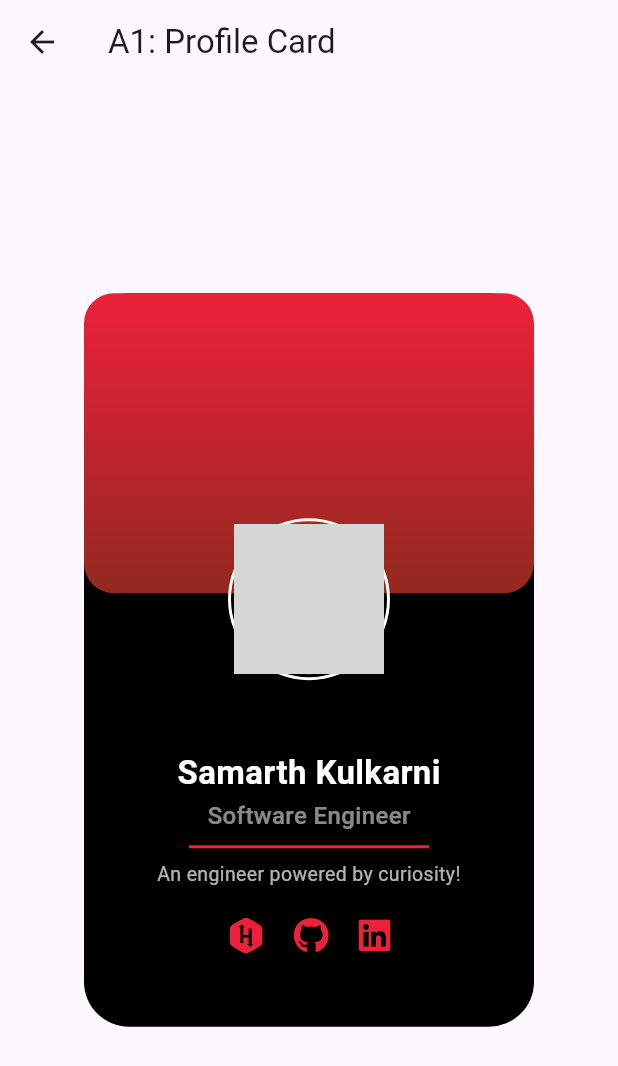
After one commit to samrocks03/Flutter-Assignments, a Flutter app: the screen it shows after launch, after a tap on "Assignment 1: Profile Card", on a phone screen of 412 x 824 dp. The commit adds this screen. Shown: the top 1066 px of the screen. Run offline on Flutter 3.47's test engine with Material 3 defaults, Android fonts, the phone set to English and light mode, and no system bars; our stand-ins replace font_awesome_flutter; missing offline and left inert: tailwind_standards; network calls fail; grey boxes are pictures that could not be loaded.

Commit message:
[add]: basic profile page

```diff
--- /dev/null
+++ b/lib/assignments/assignment_one/profile_card.dart
@@ -0,0 +1,191 @@
+import 'package:flutter/material.dart';
+import 'package:font_awesome_flutter/font_awesome_flutter.dart';
+import 'package:tailwind_standards/tailwind_standards.dart';
+import 'package:url_launcher/url_launcher.dart';
+
+
+class ProfileCard extends StatelessWidget {
+  const ProfileCard({super.key});
+
+  Future<void> _launchURL(String urlString) async {
+    try {
+      final Uri url = Uri.parse(urlString);
+
+      if (await canLaunchUrl(url)) {
+        await launchUrl(url, mode: LaunchMode.externalApplication);
+      } else {
+        debugPrint('Could not launch $urlString');
+      }
+    } catch (e) {
+      debugPrint('Error launching URL: $e');
+    }
+  }
+
+
+  @override
+  Widget build(BuildContext context) {
+    return Scaffold(
+      appBar: AppBar(
+        title: Text('A1: Profile Card'),
+        backgroundColor: TColor.slate300,
+      ),
+
+      body: Center(
+        child: Container(
+          height: 489,
+          width: 300,
+          decoration: BoxDecoration(
+            // color: TColor.slate200,
+            borderRadius: BorderRadius.circular(30),
+            boxShadow: [
+              BoxShadow(
+                // blurRadius: 10,
+                // offset: Offset(0, 5),
+                // color: TColor.slate500
+              ),
+            ],
+          ),
+
+          child: Column(
+            children: [
+              Container(
+                height: 200,
+                width: double.infinity,
+                decoration: const BoxDecoration(
+                  borderRadius: BorderRadius.vertical(top: Radius.circular(20), bottom: Radius.circular(20)),
+                  gradient: LinearGradient(
+                    colors: [
+                      Color(0xFFED213A),
+                      Color(0xFF93291E),
+                    ],
+                    begin: Alignment.topCenter,
+                    end: Alignment.bottomCenter,
+                  ),
+                ),
+              ),
+
+              // Profile Image section
+              Transform.translate(
+                offset: Offset(0, -50),
+                child: Container(
+                  padding: const EdgeInsets.all(2),
+                  decoration: BoxDecoration(
+                    shape: BoxShape.circle,
+                    border: Border.all(color: Colors.white, width: 2),
+                  ),
+
+                  child: const CircleAvatar(
+                    radius: 50,
+                    backgroundImage: NetworkImage(
+                      'https://avatars.githubusercontent.com/u/85547877?v=4',
+                    ),
+                  ),
+
+                ),
+              ),
+
+
+              // Content Section:
+              Transform.translate(
+                offset: Offset(0, -20),
+                child: Expanded(
+                  child: Padding(
+                    padding: const EdgeInsets.all(16.0),
+
+                    child: Column(
+                      children: [
+                        const Text(
+                          'Samarth Kulkarni',
+                          style: TextStyle(
+                                fontWeight: FontWeight.bold,
+                                fontSize: 22,
+                                color: Colors.white,
+                              ),
+                          ),
+
+                          const SizedBox(height: 2),
+
+                          const Text(
+                                'Software Engineer',
+                                style: TextStyle(
+                                  fontSize: 16,
+                                  color: Colors.white54,
+                                  fontWeight: FontWeight.w500,
+                                ),
+                          ),
+
+                          const SizedBox(height: 8),
+
+                          Container(
+                            width: 160,
+                            height: 2,
+                            color: Color(0xFFED213A),
+                          ),
+
+                          const SizedBox(height: 8),
+
+                          const Text(
+                            'An engineer powered by curiosity!',
+                            style: TextStyle(
+                              fontSize: 13,
+                              color: Colors.white70,
+                              height: 1.4,
+                            ),
+                            textAlign: TextAlign.center,
+                          ),
+
+                          const SizedBox(height: 20),
+
+
+                          Padding(
+                            padding: const EdgeInsets.only(bottom: 10),
+                            child: Row(
+                              mainAxisAlignment: MainAxisAlignment.center,
+                              children: [
+                                GestureDetector(
+                                  // borderRadius: BorderRadius.circular(20),
+                                  onTap: () => _launchURL('https://www.hackerrank.com/samrocks003'),
+                                  child: const FaIcon(
+                                    FontAwesomeIcons.hackerrank,
+                                    color: Color(0xFFED213A),
+                                    size: 24,
+                                  ),
+                                ),
+
+                                const SizedBox(width: 20),
+
+                                GestureDetector(
+                                  onTap: () => _launchURL('https://github.com/samrocks03'),
+                                  child: const FaIcon(
+                                    FontAwesomeIcons.github,
+                                    color: Color(0xFFED213A),
+                                    size: 24,
+                                  ),
+                                ),
+
+                                const SizedBox(width: 20),
+
+                                GestureDetector(
+                                  onTap: () => _launchURL('https://www.linkedin.com/in/samarthvkulkarni'),
+                                  child: const FaIcon(
+                                    FontAwesomeIcons.linkedin,
+                                    color: Color(0xFFED213A),
+                                    size: 24,
+                                  ),
+                                ),
+                              ],
+                            ),
+                          ),
+                      ],
+                    ),
+                  ),
+                ),
+              )
+            ],
+          )
+        ),
+      ),
+
+    );
+  }
+}
--- a/lib/main.dart
+++ b/lib/main.dart
@@ -1,4 +1,5 @@
 import 'package:flutter/material.dart';
+import 'package:flutter_assignments/assignments/assignment_one/profile_card.dart';
 import 'package:tailwind_standards/tailwind_standards.dart';
 
 
@@ -32,11 +33,11 @@ class AllAssignments extends StatelessWidget {
   Widget build(BuildContext context) {
     return Scaffold(
       appBar: AppBar(
-        backgroundColor: TColor.slate100,
+        backgroundColor: TColor.slate300,
         title: Text(
           title!,
           style: TextStyle(
-            color: TColor.emerald700,
+            color: TColor.slate800,
             fontSize: 24,
           ),
         ),
@@ -55,9 +56,13 @@ class AllAssignments extends StatelessWidget {
                     backgroundImage: NetworkImage('https://avatars.githubusercontent.com/u/85547877?v=4'),
                     radius: 40,
                   ),
+
                   SizedBox(height: 10),
+
                   Text('Samarth Kulkarni', style: TextStyle(color: TColor.slate100, fontSize: 24)),
+
                   Text('Software Engineer', style: TextStyle(color: TColor.slate100.withOpacity(0.9), fontSize: 14)),
+
                   Text('Current Project: Kindkart', style: TextStyle(color: TColor.slate100.withOpacity(0.8), fontSize: 12)),
                 ],
               ),
@@ -69,12 +74,21 @@ class AllAssignments extends StatelessWidget {
       body: Align(
         alignment: Alignment.topCenter,
         child: Column(
-          // mainAxisAlignment: MainAxisAlignment.center,
-          // crossAxisAlignment: CrossAxisAlignment.center,
-          spacing: 10,
+          spacing: 20,
           children: [
-            Text('All assignments will be listed here:')
+            SizedBox(height: 10),
 
+            Text('All assignments will be listed here:'),
+
+            ElevatedButton(
+              onPressed: () {
+                Navigator.push(
+                  context,
+                  MaterialPageRoute(builder: (context) => ProfileCard()),
+                );
+              },
+              child: Text('Assignment 1: Profile Card'),
+            ),
           ],
         ),
       )
--- a/pubspec.yaml
+++ b/pubspec.yaml
@@ -35,6 +35,9 @@ dependencies:
   # Use with the CupertinoIcons class for iOS style icons.
   cupertino_icons: ^1.0.8
   tailwind_standards: ^1.1.1
+  font_awesome_flutter: ^10.6.0
+  url_launcher: ^6.3.1
+
 
 dev_dependencies:
   flutter_test:
@@ -57,6 +60,7 @@ flutter:
   # included with your application, so that you can use the icons in
   # the material Icons class.
   uses-material-design: true
+
 
   # To add assets to your application, add an assets section, like this:
   # assets:
```
Also changed, not shown: lib/constants/profile_constants.dart (added, +52 -0 lines), pubspec.lock, 5 other files.
